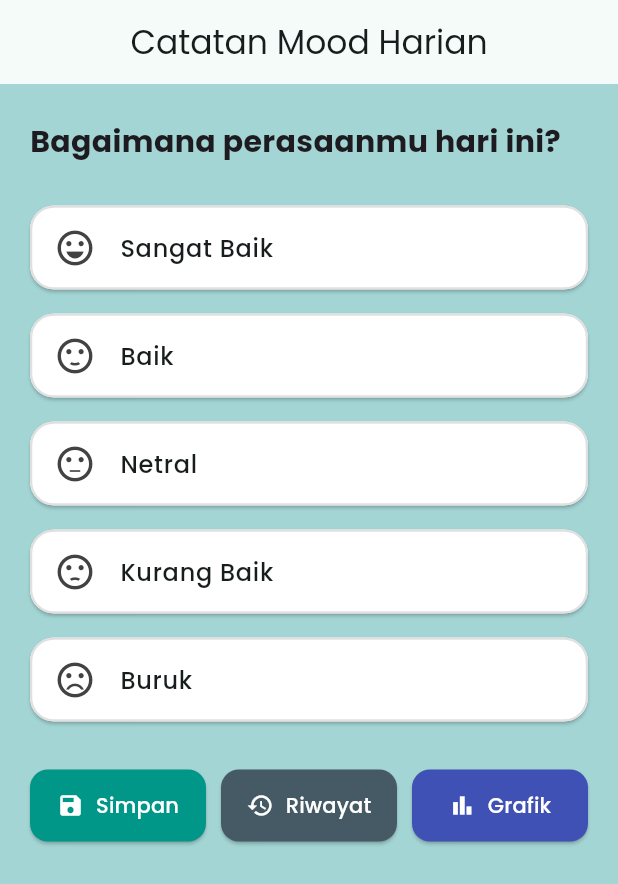
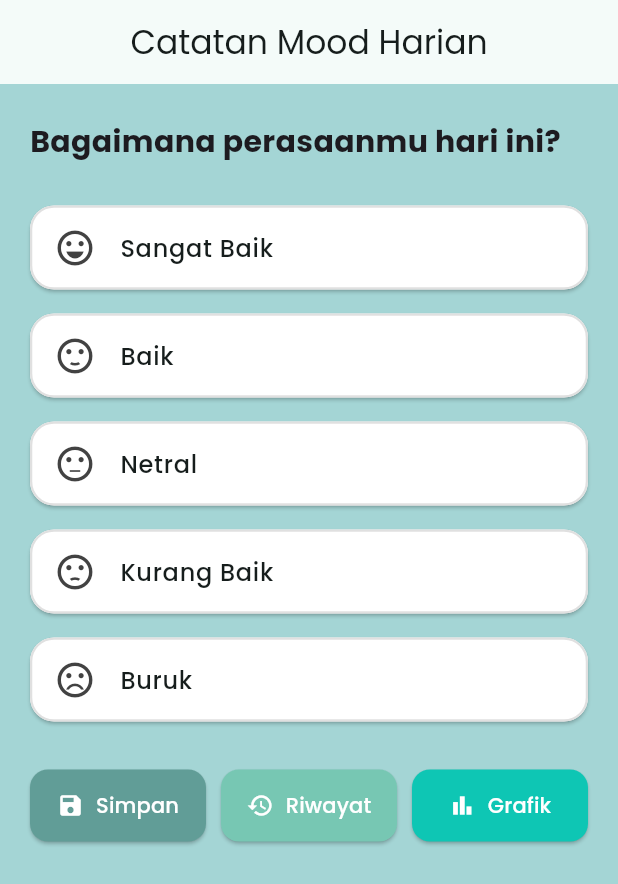
Before and after one commit to Karasyi789/dailymood-tracker, a Flutter app: the screen it shows after launch, on a phone screen of 412 x 824 dp. Shown: the top 884 px of the screen. Run offline on Flutter 3.47's test engine with Material 3 defaults, Android fonts, the phone set to English and light mode, and no system bars; our stand-ins replace fl_chart, google_fonts, shared_preferences.

Commit message:
Pembaruan warna

```diff
--- a/lib/pages/homepage.dart
+++ b/lib/pages/homepage.dart
@@ -121,7 +121,7 @@ class _HomePageState extends State<HomePage> {
                     icon: Icon(Icons.save),
                     label: Text('Simpan'),
                     style: ElevatedButton.styleFrom(
-                      backgroundColor: Colors.teal,
+                      backgroundColor: const Color.fromARGB(255, 97, 157, 151),
                       foregroundColor: Colors.white,
                       shape: RoundedRectangleBorder(
                         borderRadius: BorderRadius.circular(12),
@@ -137,7 +137,7 @@ class _HomePageState extends State<HomePage> {
                     icon: Icon(Icons.history),
                     label: Text('Riwayat'),
                     style: ElevatedButton.styleFrom(
-                      backgroundColor: Colors.blueGrey[700],
+                      backgroundColor: const Color.fromARGB(255, 119, 199, 179),
                       foregroundColor: Colors.white,
                       shape: RoundedRectangleBorder(
                         borderRadius: BorderRadius.circular(12),
@@ -153,7 +153,7 @@ class _HomePageState extends State<HomePage> {
                     icon: Icon(Icons.bar_chart),
                     label: Text('Grafik'),
                     style: ElevatedButton.styleFrom(
-                      backgroundColor: Colors.indigo,
+                      backgroundColor: const Color.fromARGB(255, 14, 198, 180),
                       foregroundColor: Colors.white,
                       shape: RoundedRectangleBorder(
                         borderRadius: BorderRadius.circular(12),
```
Also changed, not shown: lib/pages/historypage.dart (+6 -6 lines).
